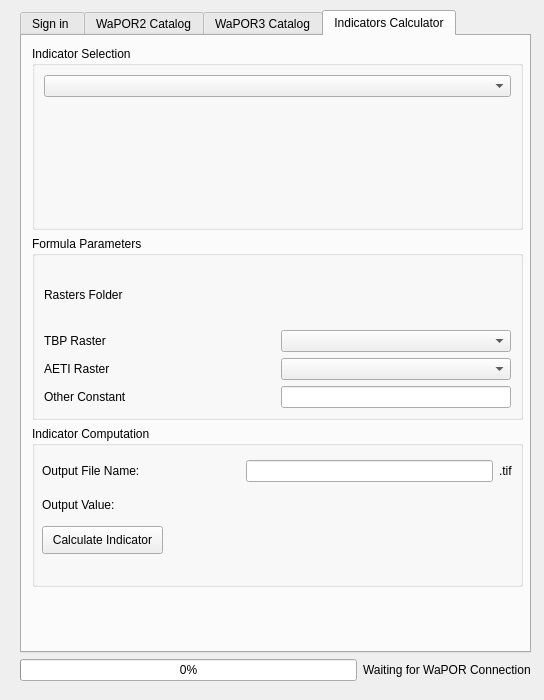
Old version of the form wap_plugin_dialog_base.ui in the repository WAGIS/wap_plugin.
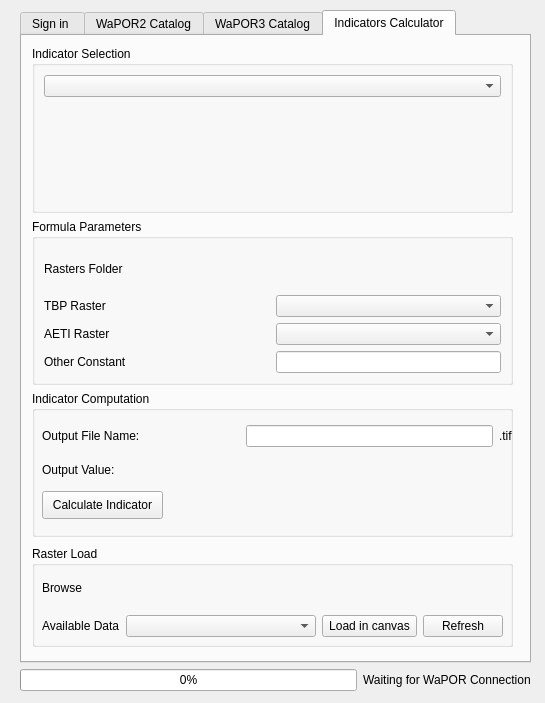
New version of the form. The open tabs and pages were chosen to show the change. Icons and pictures are not drawn. Custom widgets are drawn as their Qt base class.

Commit message: added raster load to indicator tab

The edit to the form file:
```diff
--- a/wap_plugin_dialog_base.ui
+++ b/wap_plugin_dialog_base.ui
@@ -6,8 +6,8 @@
    <rect>
     <x>0</x>
     <y>0</y>
-    <width>544</width>
-    <height>700</height>
+    <width>545</width>
+    <height>703</height>
    </rect>
   </property>
   <property name="windowTitle">
@@ -19,7 +19,7 @@
      <x>20</x>
      <y>10</y>
      <width>511</width>
-     <height>671</height>
+     <height>681</height>
     </rect>
    </property>
    <layout class="QVBoxLayout" name="tabWindowsLayout">
@@ -1151,8 +1151,8 @@
          <rect>
           <x>10</x>
           <y>10</y>
-          <width>491</width>
-          <height>541</height>
+          <width>481</width>
+          <height>491</height>
          </rect>
         </property>
         <layout class="QVBoxLayout" name="verticalLayout_2" stretch="8,8,7">
@@ -1337,6 +1337,83 @@
          </item>
         </layout>
        </widget>
+       <widget class="QGroupBox" name="rasterLoadBox_3">
+        <property name="geometry">
+         <rect>
+          <x>10</x>
+          <y>510</y>
+          <width>481</width>
+          <height>101</height>
+         </rect>
+        </property>
+        <property name="title">
+         <string>Raster Load</string>
+        </property>
+        <widget class="QWidget" name="verticalLayoutWidget_8">
+         <property name="geometry">
+          <rect>
+           <x>10</x>
+           <y>20</y>
+           <width>461</width>
+           <height>71</height>
+          </rect>
+         </property>
+         <layout class="QVBoxLayout" name="verticalLayout_13">
+          <item>
+           <layout class="QHBoxLayout" name="horizontalLayout_37">
+            <item>
+             <widget class="QLabel" name="label_14">
+              <property name="text">
+               <string>Browse</string>
+              </property>
+             </widget>
+            </item>
+            <item>
+             <widget class="QgsFileWidget" name="rasterFolderExplorer_3">
+              <property name="autoFillBackground">
+               <bool>false</bool>
+              </property>
+              <property name="filter">
+               <string/>
+              </property>
+              <property name="storageMode">
+               <enum>QgsFileWidget::GetDirectory</enum>
+              </property>
+             </widget>
+            </item>
+           </layout>
+          </item>
+          <item>
+           <layout class="QHBoxLayout" name="horizontalLayout_38" stretch="0,4,2,1">
+            <item>
+             <widget class="QLabel" name="label_16">
+              <property name="text">
+               <string>Available Data</string>
+              </property>
+             </widget>
+            </item>
+            <item>
+             <widget class="QComboBox" name="rasterMemoryComboBox_3"/>
+            </item>
+            <item>
+             <widget class="QPushButton" name="loadRasterButton_3">
+              <property name="text">
+               <string>Load in canvas</string>
+              </property>
+             </widget>
+            </item>
+            <item>
+             <widget class="QPushButton" name="RasterRefreshButton_3">
+              <property name="text">
+               <string>Refresh</string>
+              </property>
+             </widget>
+            </item>
+           </layout>
+          </item>
+         </layout>
+        </widget>
+       </widget>
       </widget>
      </widget>
     </item>
```
The commit also changes 1 other file.
